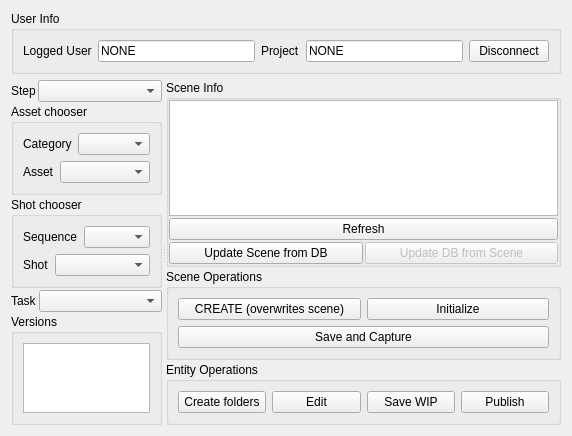
Old version of the form maya_mods/zombie/python/dminutes/UI/sceneManagerUI.ui in the repository sebcourtois/z2k-pipeline-toolkit.
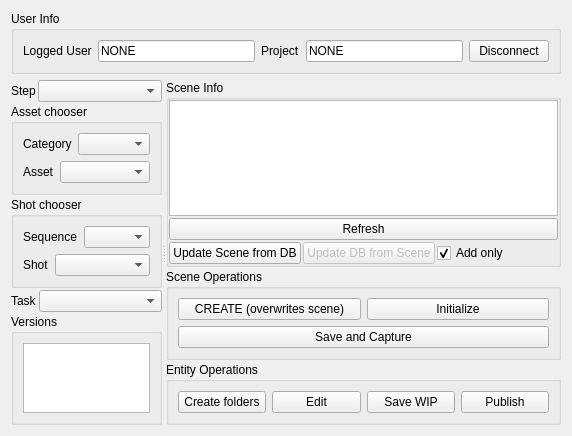
New version of the form.

Commit message: Camera will not be deleted anymore but renamed ImagePlane and sounds will be removed if files for current shot/asset not found addOnly option added in sceneManagerUI to update scene content from DB but keeping assets even if they're not in the given shot

```diff
--- a/maya_mods/zombie/python/dminutes/UI/sceneManagerUI.ui
+++ b/maya_mods/zombie/python/dminutes/UI/sceneManagerUI.ui
@@ -351,6 +351,16 @@
               </property>
              </widget>
             </item>
+            <item>
+             <widget class="QCheckBox" name="sm_addOnly_bt">
+              <property name="text">
+               <string>Add only</string>
+              </property>
+              <property name="checked">
+               <bool>true</bool>
+              </property>
+             </widget>
+            </item>
            </layout>
           </item>
          </layout>
```
The commit also changes 3 other files.
